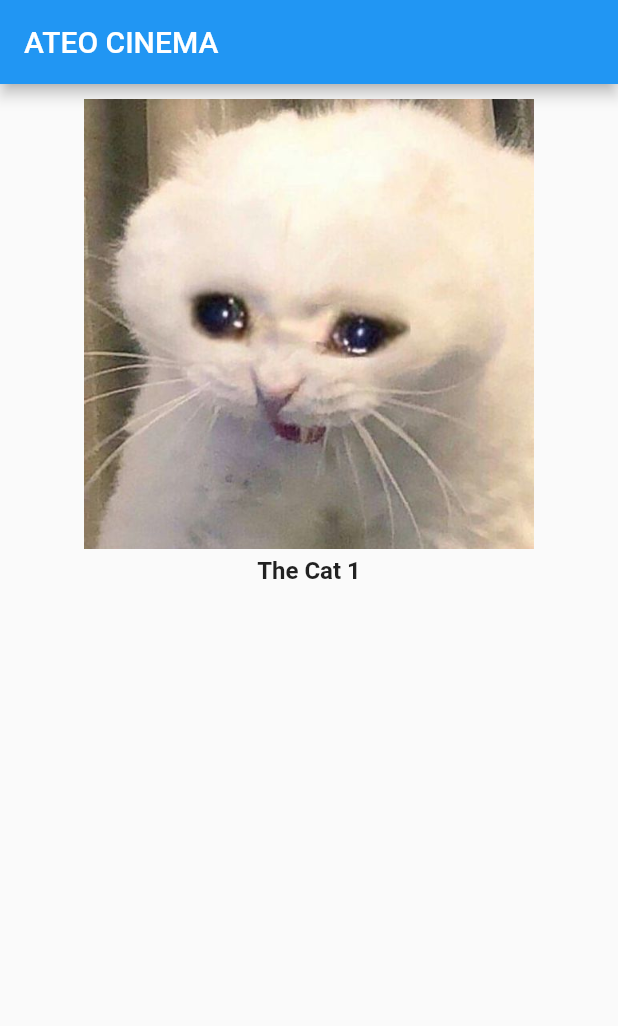
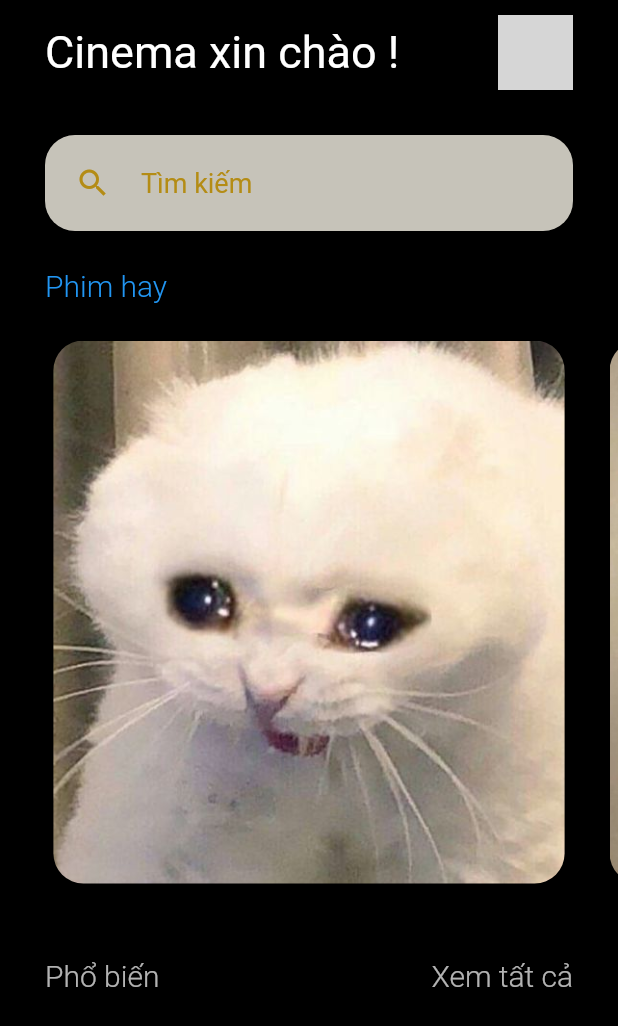
Before and after one commit to nahoshi002/Mobile, a Flutter app: the screen it shows after launch, on a phone screen of 412 x 824 dp. Shown: the top 1026 px of the screen. Run offline on Flutter 3.47's test engine with Material 2 defaults, Android fonts, the phone set to English and light mode, and no system bars; network calls fail; grey boxes are pictures that could not be loaded.

Commit message:
update ui classroom and cinema

```diff
--- /dev/null
+++ b/first_app/lib/data/movie.dart
@@ -0,0 +1,15 @@
+class MovieModel {
+  String? imageAsset;
+
+  MovieModel({this.imageAsset});
+}
+
+// data
+final forYouImages = [
+  MovieModel(imageAsset: "assets/images/meow.jpg"),
+  MovieModel(imageAsset: "assets/images/meoww.jpg"),
+  MovieModel(imageAsset: "assets/images/meowww.jpg"),
+  MovieModel(imageAsset: "assets/images/meowwww.jpg"),
+  MovieModel(imageAsset: "assets/images/pcmeow.jpg"),
+  MovieModel(imageAsset: "assets/images/meow.jpg"),
+];
--- a/first_app/lib/main.dart
+++ b/first_app/lib/main.dart
@@ -1,4 +1,7 @@
 import 'package:first_app/my_cinema.dart';
+import 'package:first_app/my_class_room.dart';
+import 'package:first_app/my_form.dart';
+import 'package:first_app/my_math.dart';
 import 'package:flutter/material.dart';
 
 void main() {
@@ -12,7 +15,7 @@ class MyApp extends StatelessWidget {
   Widget build(BuildContext context) {
     return const MaterialApp(
       title: "ATEODINANG",
-      home: Cinema(),
+      home: MyCinema(),
       debugShowCheckedModeBanner: false,
     );
   }
--- a/first_app/lib/my_cinema.dart
+++ b/first_app/lib/my_cinema.dart
@@ -1,66 +1,158 @@
+import 'package:first_app/data/movie.dart';
+import 'package:first_app/widgets/custom_Card.dart';
 import 'package:flutter/material.dart';
 
-class Cinema extends StatelessWidget {
-  const Cinema({Key? key}) : super(key: key);
+class MyCinema extends StatefulWidget {
+  const MyCinema({super.key});
+
+  @override
+  State<MyCinema> createState() => _MycinemaState();
+}
+
+class _MycinemaState extends State<MyCinema> {
+  List<MovieModel> foryouItemsList = List.of(forYouImages);
+  PageController pageController =
+      PageController(initialPage: 0, viewportFraction: 0.9);
+
+  int currentPage = 0;
 
   @override
   Widget build(BuildContext context) {
     return Scaffold(
-      appBar: AppBar(
-        title: const Text(
-          "ATEO CINEMA",
+      backgroundColor: Colors.black,
+      body: Stack(children: [
+        SafeArea(
+          child: SingleChildScrollView(
+            physics: const BouncingScrollPhysics(),
+            scrollDirection: Axis.vertical,
+            child: Column(
+              crossAxisAlignment: CrossAxisAlignment.start,
+              children: [
+                Padding(
+                  padding:
+                      const EdgeInsets.symmetric(vertical: 10, horizontal: 30),
+                  child: Row(
+                      mainAxisAlignment: MainAxisAlignment.spaceBetween,
+                      children: [
+                        const Text(
+                          "Cinema xin chào !",
+                          style: TextStyle(color: Colors.white, fontSize: 30),
+                        ),
+                        Stack(
+                          children: [
+                            Container(
+                              height: 50,
+                              width: 50,
+                              decoration: BoxDecoration(
+                                  borderRadius: BorderRadius.circular(30),
+                                  image: const DecorationImage(
+                                      image: NetworkImage(
+                                          "https://lh3.googleusercontent.com/a/ACg8ocLMB-rqlKSFR8nT0fzEDBD5UIdtTD-m99W4qL-rGFbC7A=s288-c-no"),
+                                      fit: BoxFit.cover)),
+                            ),
+                            Positioned(
+                              right: 2,
+                              top: 2,
+                              child: Container(
+                                decoration: const BoxDecoration(
+                                  shape: BoxShape.circle,
+                                  color: Colors.white24,
+                                ),
+                                height: 10,
+                                width: 10,
+                              ),
+                            )
+                          ],
+                        )
+                      ]),
+                ),
+                const SizedBox(
+                  height: 20,
+                ),
+                Padding(
+                  padding: const EdgeInsets.symmetric(horizontal: 30),
+                  child: Container(
+                      padding: const EdgeInsets.all(20),
+                      decoration: BoxDecoration(
+                        color: Color.fromARGB(255, 198, 195, 185),
+                        borderRadius: BorderRadius.circular(20),
+                      ),
+                      child: Row(
+                        children: [
+                          Icon(
+                            Icons.search,
+                            color: const Color.fromARGB(255, 180, 140, 21),
+                          ),
+                          const SizedBox(
+                            width: 20,
+                          ),
+                          Text("Tìm kiếm",
                               style: TextStyle(
-            color: Colors.white,
+                                  fontSize: 18,
+                                  color: Color.fromARGB(255, 180, 140, 21)))
+                        ],
+                      )),
+                ),
+                const SizedBox(
+                  height: 20,
+                ),
+                const Padding(
+                  padding: EdgeInsets.symmetric(horizontal: 30, vertical: 5),
+                  child: Text(
+                    "Phim hay ",
+                    style: TextStyle(
+                        color: Colors.blue,
+                        fontSize: 20,
+                        fontWeight: FontWeight.w300),
                   ),
                 ),
-        backgroundColor: Colors.blue,
-      ),
-      body: Container(
-        child: PageView.builder(
-          scrollDirection: Axis.horizontal,
-          itemCount: 9,
-          pageSnapping: true,
-          itemBuilder: (context, pagePosition) {
-            List<String> imagePaths = [
-              "assets/images/meow.jpg",
-              "assets/images/meoww.jpg",
-              "assets/images/meowww.jpg",
-              "assets/images/meowwww.jpg",
-            ];
-
-            List<String> textPaths = [
-              "The Cat 1",
-              "The Cat 2",
-              "The Cat 3",
-              "The Cat 4",
-            ];
-
-            int index1 = pagePosition % textPaths.length;
-            int index = pagePosition % imagePaths.length;
-            return Container(
-              margin: const EdgeInsets.all(10),
+                foryoucardsLayout(forYouImages),
+                Padding(
+                  padding:
+                      const EdgeInsets.symmetric(vertical: 20, horizontal: 30),
                   child: Column(
                     children: [
-                  Padding(
-                    padding: const EdgeInsets.only(bottom: 5),
-                    child: Image.asset(
-                      imagePaths[index],
-                      width: 300,
+                      Row(
+                        mainAxisAlignment: MainAxisAlignment.spaceBetween,
+                        children: const [
+                          Text("Phổ biến",
+                              style: TextStyle(
+                                  color: Colors.white70,
+                                  fontSize: 20,
+                                  fontWeight: FontWeight.w300)),
+                          Text("Xem tất cả",
+                              style: TextStyle(
+                                  color: Colors.white70,
+                                  fontSize: 20,
+                                  fontWeight: FontWeight.w300))
+                        ],
+                      )
+                    ],
+                  ),
+                )
+              ],
             ),
           ),
-                  Text(
-                    textPaths[index1],
-                    style: const TextStyle(
-                      fontSize: 16,
-                      fontWeight: FontWeight.bold,
-                    ),
-                  ),
-                ],
-              ),
+        )
+      ]),
     );
+  }
+
+  Widget foryoucardsLayout(List<MovieModel> movieList) {
+    return SizedBox(
+      height: MediaQuery.of(context as BuildContext).size.height * 0.50,
+      child: PageView.builder(
+          controller: pageController,
+          itemCount: movieList.length,
+          itemBuilder: (context, index) {
+            return MyCustomCard(
+                imageAsset: movieList[index].imageAsset.toString());
           },
-        ),
-      ),
+          onPageChanged: (int page) {
+            setState(() {
+              currentPage = page;
+            });
+          }),
     );
   }
 }
--- /dev/null
+++ b/first_app/lib/my_form.dart
@@ -0,0 +1,36 @@
+import 'package:flutter/material.dart';
+
+class MyWidget extends StatefulWidget {
+  const MyWidget({super.key});
+
+  @override
+  State<MyWidget> createState() => _MyWidgetState();
+}
+
+class _MyWidgetState extends State<MyWidget> {
+  int count = 0;
+  @override
+  Widget build(BuildContext context) {
+    return Scaffold(
+      body: Center(
+        child: Row(
+          children: [
+            Text(
+              "Gia tri hien tai la: ${count}",
+              style: TextStyle(fontSize: 30),
+            ),
+          ],
+        ),
+      ),
+      floatingActionButton: FloatingActionButton(
+        child: Text("+"),
+        onPressed: () {
+          setState(() {
+            count++;
+          });
+          print("count: " + count.toString());
+        },
+      ),
+    );
+  }
+}
--- /dev/null
+++ b/first_app/lib/my_math.dart
@@ -0,0 +1,61 @@
+import 'package:flutter/material.dart';
+import 'package:flutter/services.dart';
+
+class MyMath extends StatefulWidget {
+  const MyMath({super.key});
+
+  @override
+  State<MyMath> createState() => _MyMathState();
+}
+
+class _MyMathState extends State<MyMath> {
+  var sothunhat = TextEditingController();
+  var sothuhai = TextEditingController();
+  @override
+  Widget build(BuildContext context) {
+    return Scaffold(
+      body: Form(
+          child: ListView(
+        children: [
+          Text(
+            "Toan is very de~",
+            style: TextStyle(fontSize: 25),
+          ),
+          Container(
+            padding: EdgeInsets.all(10),
+            margin: EdgeInsets.only(bottom: 10),
+            child: TextFormField(
+              decoration: InputDecoration(hintText: "Nhap so dau tien di may`"),
+              keyboardType: TextInputType.number,
+              inputFormatters: [
+                FilteringTextInputFormatter.allow(RegExp(r"[0-9]"))
+              ],
+            ),
+          ),
+          Container(
+            padding: EdgeInsets.all(10),
+            margin: EdgeInsets.only(bottom: 10),
+            child: TextFormField(
+              decoration: InputDecoration(hintText: "Nhap so thu 2 di may`"),
+              keyboardType: TextInputType.number,
+              inputFormatters: [
+                FilteringTextInputFormatter.allow(RegExp(r"[0-9]"))
+              ],
+            ),
+          ),
+          Container(
+            child: ElevatedButton(
+              onPressed: () {
+                var tong = sothunhat.text + sothuhai.text;
+                ScaffoldMessenger.of(context).showSnackBar((SnackBar(
+                  content: Text("Tong hai so la ${tong}"),
+                )));
+              },
+              child: Text("Plus"),
+            ),
+          ),
+        ],
+      )),
+    );
+  }
+}
--- /dev/null
+++ b/first_app/lib/widgets/custom_Card.dart
@@ -0,0 +1,18 @@
+import 'package:flutter/material.dart';
+
+class MyCustomCard extends StatelessWidget {
+  String imageAsset;
+
+  MyCustomCard({super.key, required this.imageAsset});
+
+  @override
+  Widget build(BuildContext context) {
+    return Container(
+      decoration: BoxDecoration(
+          borderRadius: BorderRadius.circular(20),
+          image: DecorationImage(
+              image: AssetImage(imageAsset), fit: BoxFit.cover)),
+      margin: const EdgeInsets.only(left: 15, right: 15, top: 20, bottom: 30),
+    );
+  }
+}
```
Lines whose indentation alone changed are shown as unchanged.
